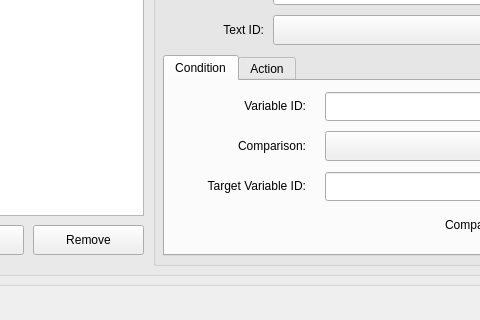
First picture: the form in forms/dialogeditor.ui, repository JakimPL/Roguelike, before the edit; both pictures show x 367 to 847 and y 314 to 634 of the 1024 by 634 pixel window.
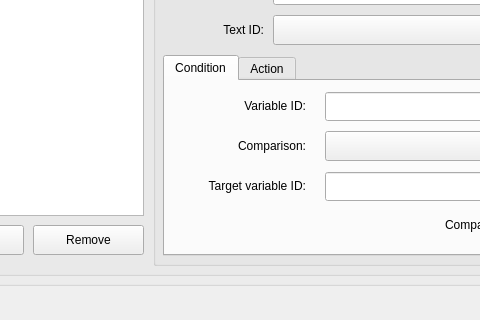
Second picture: the form after the edit.

Diff of the .ui file:
```diff
--- a/forms/dialogeditor.ui
+++ b/forms/dialogeditor.ui
@@ -344,7 +344,7 @@
           </rect>
          </property>
          <property name="text">
-          <string>Target Variable ID:</string>
+          <string>Target variable ID:</string>
          </property>
          <property name="alignment">
           <set>Qt::AlignRight|Qt::AlignTrailing|Qt::AlignVCenter</set>
```
Left out of the diff: 37 changed lines with no effect on the pictures.
